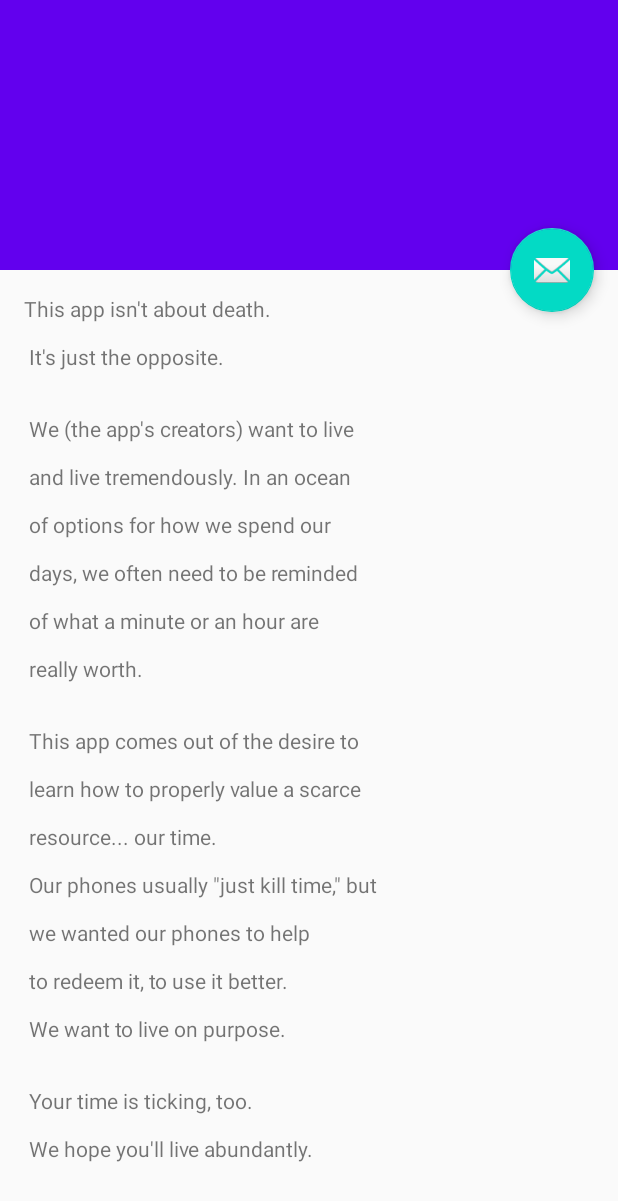
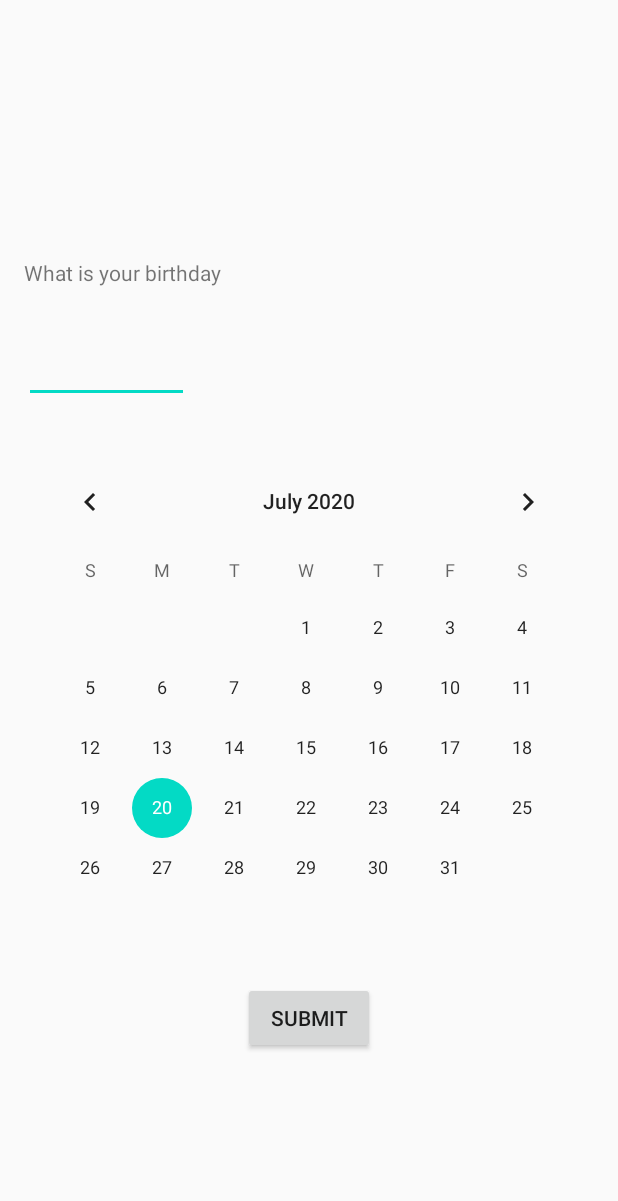
Before and after one commit to lucasskoff/DeathCountdown, an Android app: the layout activity_questionaire.xml on its own in the app's theme, with its tools: preview values and no code run, on a phone screen of 412 x 824 dp. Shown: the top 1201 px of the screen. Run offline under Robolectric (Android 15) with nearby library versions, the phone set to English and light mode, and no system bars.

Commit message:
Questionnaire page layout. Next step - capturing data

```diff
--- a/app/src/main/AndroidManifest.xml
+++ b/app/src/main/AndroidManifest.xml
@@ -14,7 +14,7 @@
             android:label="@string/title_activity_about_us"
             android:theme="@style/AppTheme.NoActionBar"></activity>
         <activity
-            android:name=".Questionaire"
+            android:name=".Questionnaire"
             android:label="@string/take_survey"
             android:theme="@style/AppTheme.NoActionBar" />
 
--- a/app/src/main/java/com/example/deathcountdown/StartUpScreen.java
+++ b/app/src/main/java/com/example/deathcountdown/StartUpScreen.java
@@ -107,7 +107,7 @@ public class StartUpScreen extends AppCompatActivity implements View.OnClickList
         Intent intent;
         switch (view.getId()) {
             case R.id.take_survey:
-                intent = new Intent(this, Questionaire.class);
+                intent = new Intent(this, Questionnaire.class);
                 startActivity(intent);
                 onDestroy();
                 break;
--- a/app/src/main/res/layout/activity_questionaire.xml
+++ b/app/src/main/res/layout/activity_questionaire.xml
@@ -5,43 +5,37 @@
     android:layout_width="match_parent"
     android:layout_height="match_parent"
     android:fitsSystemWindows="true"
-    tools:context=".Questionaire">
+    tools:context=".Questionnaire">
 
-    <com.google.android.material.appbar.AppBarLayout
-        android:id="@+id/app_bar"
+<LinearLayout
+    android:layout_width="match_parent"
+    android:layout_height="match_parent"
+    android:orientation="vertical">
+
+    <Space
         android:layout_width="match_parent"
-        android:layout_height="@dimen/app_bar_height"
-        android:fitsSystemWindows="true"
-        android:theme="@style/AppTheme.AppBarOverlay">
-
-        <com.google.android.material.appbar.CollapsingToolbarLayout
-            android:id="@+id/toolbar_layout"
-            android:layout_width="match_parent"
-            android:layout_height="match_parent"
-            android:fitsSystemWindows="true"
-            app:contentScrim="?attr/colorPrimary"
-            app:layout_scrollFlags="scroll|exitUntilCollapsed"
-            app:toolbarId="@+id/toolbar">
-
-            <androidx.appcompat.widget.Toolbar
-                android:id="@+id/toolbar"
-                android:layout_width="match_parent"
-                android:layout_height="?attr/actionBarSize"
-                app:layout_collapseMode="pin"
-                app:popupTheme="@style/AppTheme.PopupOverlay" />
-
-        </com.google.android.material.appbar.CollapsingToolbarLayout>
-    </com.google.android.material.appbar.AppBarLayout>
-
-    <include layout="@layout/content_scrolling" />
-
-    <com.google.android.material.floatingactionbutton.FloatingActionButton
-        android:id="@+id/fab"
+        android:layout_height="100dp"/>
+    <TextView
         android:layout_width="wrap_content"
         android:layout_height="wrap_content"
         android:layout_margin="@dimen/fab_margin"
-        app:layout_anchor="@id/app_bar"
-        app:layout_anchorGravity="bottom|end"
-        app:srcCompat="@android:drawable/ic_dialog_email" />
+        android:text="@string/large_text"/>
+    <EditText
+        android:layout_width="110dp"
+        android:layout_height="wrap_content"
+        android:layout_margin="@dimen/fab_margin"
+        android:id="@+id/text_box"/>
+    <CalendarView
+        android:layout_width="match_parent"
+        android:layout_height="wrap_content"
+        android:layout_margin="@dimen/fab_margin"
+        android:id="@+id/birthday_calender"/>
+    <Button
+        android:layout_width="wrap_content"
+        android:layout_height="wrap_content"
+        android:layout_gravity="center_horizontal"
+        android:text="@string/calendar_submit"
+        android:id="@+id/birthday_submit"/>
+</LinearLayout>
 
 </androidx.coordinatorlayout.widget.CoordinatorLayout>
--- a/app/src/main/res/layout/content_scrolling.xml
+++ b/app/src/main/res/layout/content_scrolling.xml
@@ -5,7 +5,7 @@
     android:layout_width="match_parent"
     android:layout_height="match_parent"
     app:layout_behavior="@string/appbar_scrolling_view_behavior"
-    tools:context=".Questionaire"
+    tools:context=".Questionnaire"
     tools:showIn="@layout/activity_questionaire">
 
     <TextView
--- a/app/src/main/res/menu/menu_questionaire.xml
+++ b/app/src/main/res/menu/menu_questionaire.xml
@@ -1,7 +1,7 @@
 <menu xmlns:android="http://schemas.android.com/apk/res/android"
     xmlns:app="http://schemas.android.com/apk/res-auto"
     xmlns:tools="http://schemas.android.com/tools"
-    tools:context="com.example.deathcountdown.Questionaire">
+    tools:context="com.example.deathcountdown.Questionnaire">
     <item
         android:id="@+id/action_settings"
         android:orderInCategory="100"
--- a/app/src/main/res/values/strings.xml
+++ b/app/src/main/res/values/strings.xml
@@ -32,9 +32,8 @@
         "Your time is ticking, too. \n\n"
         "We hope you'll live abundantly.\n"
     </string>
-    <string name="large_text">
-        "What is your birthday"
-    </string>
+    <string name="large_text">What is your birthday</string>
+    <string name="calendar_submit">Submit</string>
     <string name="title_activity_disclaimer">Obvious Disclaimer</string>
     <string name="title_activity_about_us">Isn\'t that a little macabre?</string>
     <!-- Strings used for fragments for navigation -->
```
Also changed, not shown: app/src/main/java/com/example/deathcountdown/Questionaire.java (deleted, +0 -34 lines), app/src/main/java/com/example/deathcountdown/Questionnaire.java (added, +60 -0 lines).
